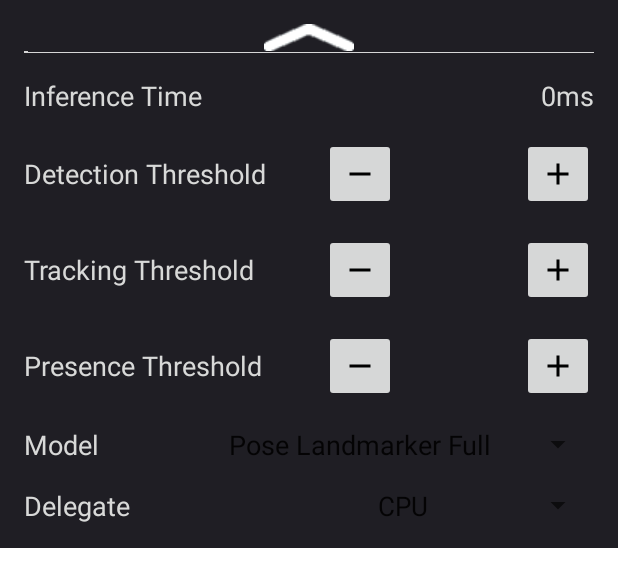
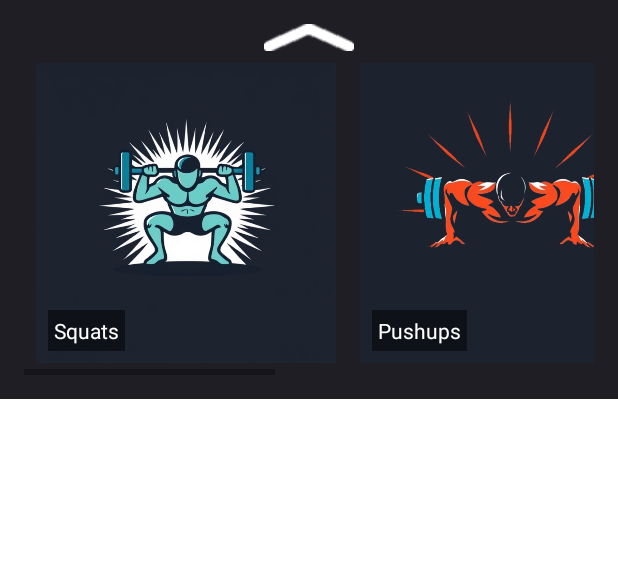
Before and after one commit to SahibjotSC/FitForm, an Android app: the layout info_bottom_sheet.xml on its own in the app's theme, with its tools: preview values and no code run, on a phone screen of 412 x 824 dp. Shown: the top 587 px of the screen. Run offline under Robolectric (Android 15) with nearby library versions, the phone set to English and light mode, and no system bars.

Commit message:
Exercise menu

```diff
--- /dev/null
+++ b/app/src/main/java/com/example/fitform/exercise/Type.kt
@@ -0,0 +1,6 @@
+package com.example.fitform.exercise
+
+enum class Type {
+    Squats,
+    Pushups,
+}
--- a/app/src/main/res/layout/info_bottom_sheet.xml
+++ b/app/src/main/res/layout/info_bottom_sheet.xml
@@ -30,89 +30,135 @@
                 android:layout_centerInParent="true"
                 android:contentDescription="@string/alt_bottom_sheet_chevron"
                 android:src="@drawable/icn_chevron_up" />
+
         </RelativeLayout>
 
         <HorizontalScrollView
-            android:id="@+id/horizontalScrollView"
-            android:layout_width="wrap_content"
-            android:layout_height="wrap_content">
+            android:layout_width="match_parent"
+            android:layout_height="match_parent"
+            android:fillViewport="true">
 
             <LinearLayout
-                android:id="@+id/linearLayout"
+                android:layout_width="wrap_content"
+                android:layout_height="match_parent"
+                android:orientation="horizontal">
+
+                <RelativeLayout
+                    android:id="@+id/squatsButton"
+                    android:layout_width="match_parent"
+                    android:layout_height="match_parent"
+                    android:layout_margin="8dp"
+                    android:clickable="true"
+                    android:focusable="true"
+                    android:onClick="onSquatsButtonClick">
+
+                    <ImageView
+                        android:id="@+id/image"
+                        android:layout_width="200dp"
+                        android:layout_height="200dp"
+                        android:background="@drawable/squats"
+                        android:scaleType="centerCrop" />
+
+                    <TextView
+                        android:id="@+id/text"
                         android:layout_width="wrap_content"
                         android:layout_height="wrap_content"
-                android:orientation="horizontal">
+                        android:layout_alignParentBottom="true"
+                        android:layout_margin="8dp"
+                        android:background="#80000000"
+                        android:padding="4dp"
+                        android:text="Squats"
+                        android:textColor="@android:color/white" />
+                </RelativeLayout>
+
+                <RelativeLayout
+                    android:id="@+id/pushupsButton"
+                    android:layout_width="match_parent"
+                    android:layout_height="match_parent"
+                    android:layout_margin="8dp"
+                    android:clickable="true"
+                    android:focusable="true"
+                    android:onClick="onPushupsButtonClick">
 
                     <ImageView
-                    android:id="@+id/imageView"
+                        android:id="@+id/image1"
+                        android:layout_width="200dp"
+                        android:layout_height="200dp"
+                        android:background="@drawable/pushups"
+                        android:scaleType="centerCrop" />
+
+                    <TextView
+                        android:id="@+id/text1"
                         android:layout_width="wrap_content"
                         android:layout_height="wrap_content"
-                    tools:srcCompat="@tools:sample/avatars" />
+                        android:layout_alignParentBottom="true"
+                        android:layout_margin="8dp"
+                        android:background="#80000000"
+                        android:padding="4dp"
+                        android:text="Pushups"
+                        android:textColor="@android:color/white" />
+                </RelativeLayout>
+
+                <RelativeLayout
+                    android:id="@+id/squatsButton1"
+                    android:layout_width="match_parent"
+                    android:layout_height="match_parent"
+                    android:layout_margin="8dp">
 
                     <ImageView
-                    android:id="@+id/imageView4"
+                        android:id="@+id/image2"
+                        android:layout_width="200dp"
+                        android:layout_height="200dp"
+                        android:background="@drawable/squats"
+                        android:scaleType="centerCrop" />
+
+                    <TextView
+                        android:id="@+id/text2"
                         android:layout_width="wrap_content"
                         android:layout_height="wrap_content"
-                    android:layout_weight="1"
-                    tools:srcCompat="@tools:sample/avatars" />
+                        android:layout_alignParentBottom="true"
+                        android:layout_margin="8dp"
+                        android:background="#80000000"
+                        android:padding="4dp"
+                        android:text="Squats"
+                        android:textColor="@android:color/white" />
+                </RelativeLayout>
+
+                <RelativeLayout
+                    android:id="@+id/pushupsButton1"
+                    android:layout_width="wrap_content"
+                    android:layout_height="match_parent"
+                    android:layout_margin="8dp">
 
                     <ImageView
-                    android:id="@+id/imageView5"
+                        android:id="@+id/image3"
+                        android:layout_width="200dp"
+                        android:layout_height="200dp"
+                        android:background="@drawable/pushups"
+                        android:scaleType="centerCrop" />
+
+                    <TextView
+                        android:id="@+id/text3"
                         android:layout_width="wrap_content"
                         android:layout_height="wrap_content"
-                    android:layout_weight="1"
-                    tools:srcCompat="@tools:sample/avatars" />
-
-                <ImageView
-                    android:id="@+id/imageView6"
-                    android:layout_width="wrap_content"
-                    android:layout_height="wrap_content"
-                    android:layout_weight="1"
-                    tools:srcCompat="@tools:sample/avatars" />
-
+                        android:layout_alignParentBottom="true"
+                        android:layout_margin="8dp"
+                        android:background="#80000000"
+                        android:padding="4dp"
+                        android:text="Pushups"
+                        android:textColor="@android:color/white" />
+                </RelativeLayout>
             </LinearLayout>
         </HorizontalScrollView>
 
         <!-- Inference time row -->
 
-        <ScrollView
-            android:id="@+id/scrollView"
-            android:layout_width="match_parent"
-            android:layout_height="match_parent">
-
-            <LinearLayout
-                android:layout_width="match_parent"
-                android:layout_height="wrap_content"
-                android:orientation="horizontal">
-
-                <ImageView
-                    android:id="@+id/imageView9"
-                    android:layout_width="match_parent"
-                    android:layout_height="wrap_content"
-                    android:layout_weight="1"
-                    tools:srcCompat="@tools:sample/avatars" />
-
-                <ImageView
-                    android:id="@+id/imageView10"
-                    android:layout_width="match_parent"
-                    android:layout_height="wrap_content"
-                    android:layout_weight="1"
-                    tools:srcCompat="@tools:sample/avatars" />
-
-                <ImageView
-                    android:id="@+id/imageView11"
-                    android:layout_width="match_parent"
-                    android:layout_height="wrap_content"
-                    android:layout_weight="1"
-                    tools:srcCompat="@tools:sample/avatars" />
-            </LinearLayout>
-        </ScrollView>
-
         <androidx.appcompat.widget.LinearLayoutCompat
             android:layout_width="match_parent"
             android:layout_height="wrap_content"
             android:layout_marginTop="@dimen/bottom_sheet_default_row_margin"
-            android:orientation="horizontal">
+            android:orientation="horizontal"
+            android:visibility="gone">
 
             <TextView
                 android:id="@+id/inference_time_label"
@@ -140,7 +186,8 @@
             android:layout_height="wrap_content"
             android:layout_marginTop="@dimen/bottom_sheet_default_row_margin"
             android:gravity="center"
-            android:orientation="horizontal">
+            android:orientation="horizontal"
+            android:visibility="gone">
 
             <TextView
                 android:layout_width="wrap_content"
@@ -189,7 +236,8 @@
             android:layout_height="wrap_content"
             android:layout_marginTop="@dimen/bottom_sheet_default_row_margin"
             android:gravity="center"
-            android:orientation="horizontal">
+            android:orientation="horizontal"
+            android:visibility="gone">
 
             <TextView
                 android:layout_width="wrap_content"
@@ -238,7 +286,8 @@
             android:layout_height="wrap_content"
             android:layout_marginTop="@dimen/bottom_sheet_default_row_margin"
             android:gravity="center"
-            android:orientation="horizontal">
+            android:orientation="horizontal"
+            android:visibility="gone">
 
             <TextView
                 android:layout_width="wrap_content"
@@ -286,7 +335,8 @@
         <RelativeLayout
             android:layout_width="match_parent"
             android:layout_height="wrap_content"
-            android:layout_marginTop="@dimen/bottom_sheet_default_row_margin">
+            android:layout_marginTop="@dimen/bottom_sheet_default_row_margin"
+            android:visibility="gone">
 
             <TextView
                 android:layout_width="wrap_content"
@@ -311,7 +361,8 @@
         <RelativeLayout
             android:layout_width="match_parent"
             android:layout_height="wrap_content"
-            android:layout_marginTop="@dimen/bottom_sheet_default_row_margin">
+            android:layout_marginTop="@dimen/bottom_sheet_default_row_margin"
+            android:visibility="gone">
 
             <TextView
                 android:layout_width="wrap_content"
```
Also changed, not shown: app/src/main/java/com/example/fitform/MainActivity.kt (+13 -0 lines), app/src/main/java/com/example/fitform/OverlayView.kt (+6 -1 lines), app/src/main/java/com/example/fitform/exercise/Pushups.kt (added, +53 -0 lines), app/src/main/java/com/example/fitform/fragment/CameraFragment.kt (+14 -6 lines), app/src/main/res/layout/nav_header.xml (+9 -16 lines), app/src/main/res/drawable/pushups.jpg (added), app/src/main/res/drawable/squats.jpg (added). Lines whose indentation alone changed are shown as unchanged.
